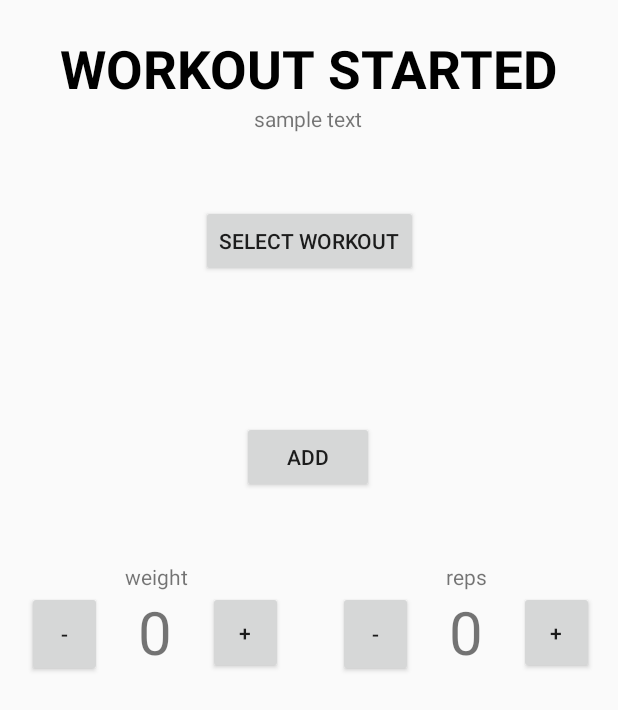
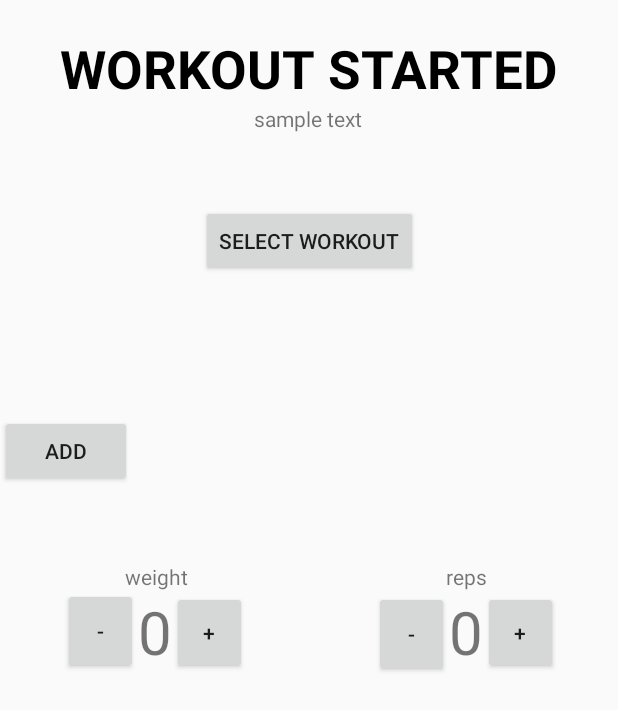
Before and after one commit to bzhang0/WorkHarderIA, an Android app: the layout activity_start_workout.xml on its own in the app's theme, with its tools: preview values and no code run, on a phone screen of 412 x 824 dp. Shown: the top 710 px of the screen. Run offline under Robolectric (Android 15) with nearby library versions, the phone set to English and light mode, and no system bars.

```diff
--- a/app/src/main/res/layout/activity_start_workout.xml
+++ b/app/src/main/res/layout/activity_start_workout.xml
@@ -79,7 +79,6 @@
         android:id="@+id/weight_add"
         android:layout_width="50dp"
         android:layout_height="55dp"
-        android:layout_marginStart="24dp"
         android:text="+"
         app:layout_constraintBottom_toBottomOf="@+id/weight_amountDisplayText"
         app:layout_constraintStart_toEndOf="@+id/weight_amountDisplayText"
@@ -90,12 +89,11 @@
         android:id="@+id/weight_subtract"
         android:layout_width="50dp"
         android:layout_height="57dp"
-        android:layout_marginEnd="24dp"
         android:text="-"
         app:layout_constraintBottom_toBottomOf="@+id/weight_amountDisplayText"
         app:layout_constraintEnd_toStartOf="@+id/weight_amountDisplayText"
         app:layout_constraintTop_toBottomOf="@+id/weightDisplayText"
-        app:layout_constraintVertical_bias="0.0" />
+        app:layout_constraintVertical_bias="0.666" />
 
     <TextView
         android:id="@+id/repDisplayText"
@@ -123,7 +121,6 @@
         android:id="@+id/rep_add"
         android:layout_width="50dp"
         android:layout_height="55dp"
-        android:layout_marginStart="24dp"
         android:text="+"
         app:layout_constraintBottom_toBottomOf="@+id/rep_amountDisplayText"
         app:layout_constraintStart_toEndOf="@+id/rep_amountDisplayText"
@@ -134,7 +131,6 @@
         android:id="@+id/rep_subtract"
         android:layout_width="50dp"
         android:layout_height="57dp"
-        android:layout_marginEnd="24dp"
         android:text="-"
         app:layout_constraintBottom_toBottomOf="@+id/rep_amountDisplayText"
         app:layout_constraintEnd_toStartOf="@+id/rep_amountDisplayText"
@@ -145,12 +141,10 @@
         android:id="@+id/insert_exercise"
         android:layout_width="wrap_content"
         android:layout_height="wrap_content"
-        android:layout_marginTop="96dp"
+        android:layout_marginTop="92dp"
         android:text="add"
-        app:layout_constraintEnd_toStartOf="@+id/rep_amountDisplayText"
-        app:layout_constraintHorizontal_bias="0.484"
-        app:layout_constraintStart_toEndOf="@+id/weight_amountDisplayText"
-        app:layout_constraintTop_toBottomOf="@+id/button_selectWorkoutIndicator" />
+        app:layout_constraintTop_toBottomOf="@+id/button_selectWorkoutIndicator"
+        tools:layout_editor_absoluteX="161dp" />
 
     <androidx.recyclerview.widget.RecyclerView
         android:id="@+id/recyclerviewer"
```
Also changed, not shown: app/src/main/java/com/example/workharderia/ExerciseAdapter.java (+16 -2 lines), app/src/main/java/com/example/workharderia/StartWorkout.java (+22 -0 lines), 1 other file.
